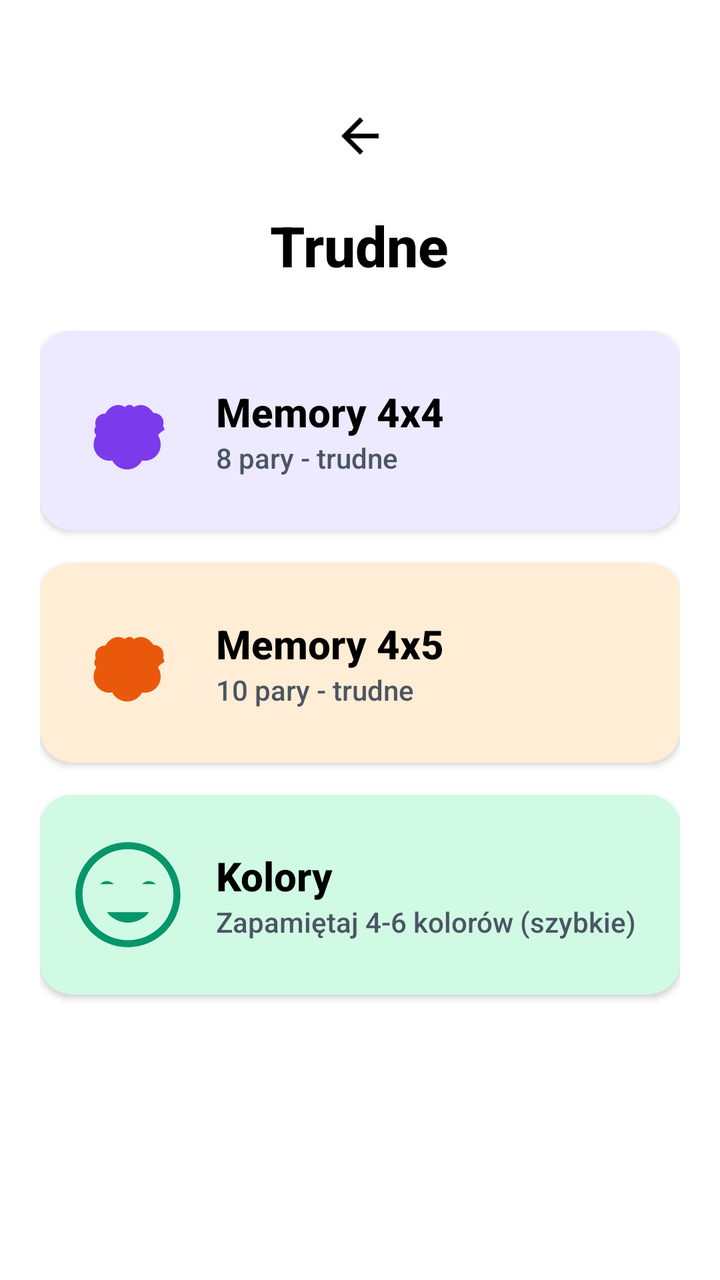
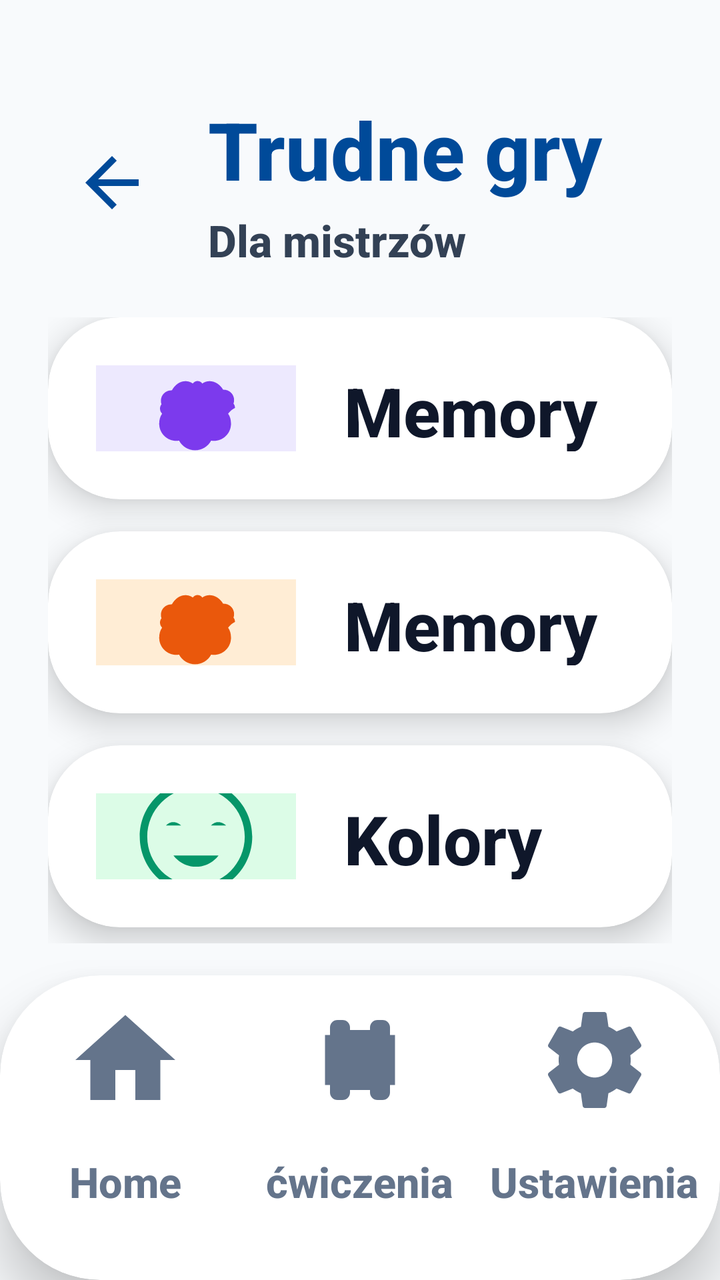

Compare the two renders of this Android layout. The source of the first and the diff that turns it into the second are given below.
<!-- AndroidManifest.xml: application theme Theme.Fitnessapp -->
<!-- res/layout/activity_hard_games.xml -->
<?xml version="1.0" encoding="utf-8"?>
<LinearLayout xmlns:android="http://schemas.android.com/apk/res/android"
    xmlns:app="http://schemas.android.com/apk/res-auto"
    android:layout_width="match_parent"
    android:layout_height="match_parent"
    android:background="@color/white"
    android:orientation="vertical"
    android:padding="20dp">

    
    <LinearLayout
        android:layout_width="match_parent"
        android:layout_height="wrap_content"
        android:gravity="center_horizontal"
        android:orientation="vertical"
        android:layout_marginTop="20dp">

        <ImageView
            android:id="@+id/btn_back"
            android:layout_width="56dp"
            android:layout_height="56dp"
            android:padding="14dp"
            android:src="@drawable/ic_back"
            app:tint="@color/black" />

        <TextView
            android:id="@+id/tv_title"
            android:layout_width="wrap_content"
            android:layout_height="wrap_content"
            android:layout_marginTop="8dp"
            android:text="Trudne"
            android:textColor="@color/black"
            android:textSize="28sp"
            android:textStyle="bold" />
    </LinearLayout>

    
    <LinearLayout
        android:layout_width="match_parent"
        android:layout_height="0dp"
        android:layout_weight="1"
        android:orientation="vertical"
        android:layout_marginTop="24dp"
        android:gravity="center_horizontal">

        
        <androidx.cardview.widget.CardView
            android:id="@+id/card_memory_4x4"
            android:layout_width="match_parent"
            android:layout_height="100dp"
            android:clickable="true"
            android:focusable="true"
            app:cardCornerRadius="16dp"
            app:cardElevation="2dp"
            app:cardBackgroundColor="@color/purple_bg"
            app:strokeColor="@color/purple_border"
            app:strokeWidth="2dp">

            <LinearLayout
                android:layout_width="match_parent"
                android:layout_height="match_parent"
                android:orientation="horizontal"
                android:padding="16dp"
                android:gravity="center_vertical">

                <ImageView
                    android:layout_width="56dp"
                    android:layout_height="56dp"
                    android:src="@drawable/ic_brain"
                    app:tint="@color/purple_icon" />

                <LinearLayout
                    android:layout_width="wrap_content"
                    android:layout_height="wrap_content"
                    android:layout_marginStart="16dp"
                    android:orientation="vertical">

                    <TextView
                        android:layout_width="wrap_content"
                        android:layout_height="wrap_content"
                        android:text="Memory 4x4"
                        android:textColor="@color/black"
                        android:textSize="20sp"
                        android:textStyle="bold" />

                    <TextView
                        android:layout_width="wrap_content"
                        android:layout_height="wrap_content"
                        android:text="8 pary - trudne"
                        android:textColor="@color/gray_text"
                        android:textSize="14sp" />
                </LinearLayout>
            </LinearLayout>
        </androidx.cardview.widget.CardView>

        
        <androidx.cardview.widget.CardView
            android:id="@+id/card_memory_4x5"
            android:layout_width="match_parent"
            android:layout_height="100dp"
            android:layout_marginTop="16dp"
            android:clickable="true"
            android:focusable="true"
            app:cardCornerRadius="16dp"
            app:cardElevation="2dp"
            app:cardBackgroundColor="@color/orange_bg"
            app:strokeColor="@color/orange_border"
            app:strokeWidth="2dp">

            <LinearLayout
                android:layout_width="match_parent"
                android:layout_height="match_parent"
                android:orientation="horizontal"
                android:padding="16dp"
                android:gravity="center_vertical">

                <ImageView
                    android:layout_width="56dp"
                    android:layout_height="56dp"
                    android:src="@drawable/ic_brain"
                    app:tint="@color/orange_icon" />

                <LinearLayout
                    android:layout_width="wrap_content"
                    android:layout_height="wrap_content"
                    android:layout_marginStart="16dp"
                    android:orientation="vertical">

                    <TextView
                        android:layout_width="wrap_content"
                        android:layout_height="wrap_content"
                        android:text="Memory 4x5"
                        android:textColor="@color/black"
                        android:textSize="20sp"
                        android:textStyle="bold" />

                    <TextView
                        android:layout_width="wrap_content"
                        android:layout_height="wrap_content"
                        android:text="10 pary - trudne"
                        android:textColor="@color/gray_text"
                        android:textSize="14sp" />
                </LinearLayout>
            </LinearLayout>
        </androidx.cardview.widget.CardView>

        
        <androidx.cardview.widget.CardView
            android:id="@+id/card_colors_hard"
            android:layout_width="match_parent"
            android:layout_height="100dp"
            android:layout_marginTop="16dp"
            android:clickable="true"
            android:focusable="true"
            app:cardCornerRadius="16dp"
            app:cardElevation="2dp"
            app:cardBackgroundColor="@color/green_bg"
            app:strokeColor="@color/green_border"
            app:strokeWidth="2dp">

            <LinearLayout
                android:layout_width="match_parent"
                android:layout_height="match_parent"
                android:orientation="horizontal"
                android:padding="16dp"
                android:gravity="center_vertical">

                <ImageView
                    android:layout_width="56dp"
                    android:layout_height="56dp"
                    android:src="@drawable/ic_mood_happy"
                    app:tint="@color/green_icon" />

                <LinearLayout
                    android:layout_width="wrap_content"
                    android:layout_height="wrap_content"
                    android:layout_marginStart="16dp"
                    android:orientation="vertical">

                    <TextView
                        android:layout_width="wrap_content"
                        android:layout_height="wrap_content"
                        android:text="Kolory"
                        android:textColor="@color/black"
                        android:textSize="20sp"
                        android:textStyle="bold" />

                    <TextView
                        android:layout_width="wrap_content"
                        android:layout_height="wrap_content"
                        android:text="Zapamiętaj 4-6 kolorów (szybkie)"
                        android:textColor="@color/gray_text"
                        android:textSize="14sp" />
                </LinearLayout>
            </LinearLayout>
        </androidx.cardview.widget.CardView>

    </LinearLayout>

</LinearLayout>
<!-- resources referenced by this layout -->
<resources>
  <color name="black">#FF000000</color>
  <color name="gray_text">#4B5563</color>
  <color name="green_bg">#D1FAE5</color>
  <color name="green_border">#10B981</color>
  <color name="green_icon">#059669</color>
  <color name="orange_bg">#FFEDD5</color>
  <color name="orange_border">#F97316</color>
  <color name="orange_icon">#EA580C</color>
  <color name="purple_bg">#EDE9FE</color>
  <color name="purple_border">#8B5CF6</color>
  <color name="purple_icon">#7C3AED</color>
  <color name="white">#FFFFFFFF</color>
  <!-- drawable ic_back (drawable) -->
  <vector xmlns:android="http://schemas.android.com/apk/res/android"
      android:width="24dp"
      android:height="24dp"
      android:viewportWidth="24"
      android:viewportHeight="24">
      <path
          android:fillColor="#000000"
          android:pathData="M20,11H7.83l5.59,-5.59L12,4l-8,8 8,8 1.41,-1.41L7.83,13H20v-2z"/>
  </vector>
  <!-- drawable ic_mood_happy (drawable) -->
  <vector xmlns:android="http://schemas.android.com/apk/res/android"
      android:width="64dp"
      android:height="64dp"
      android:viewportWidth="64"
      android:viewportHeight="64">
      <path
          android:fillColor="#065F46"
          android:pathData="M32,2C15.43,2 2,15.43 2,32s13.43,30 30,30 30,-13.43 30,-30S48.57,2 32,2zM32,58C17.66,58 6,46.34 6,32S17.66,6 32,6s26,11.66 26,26S46.34,58 32,58z"/>
      <path
          android:fillColor="#065F46"
          android:pathData="M24,26c0,0 -4,-4 -8,0"/>
      <path
          android:fillColor="#065F46"
          android:pathData="M48,26c0,0 -4,-4 -8,0"/>
      <path
          android:fillColor="#065F46"
          android:pathData="M32,48c8,0 12,-6 12,-6H20C20,42 24,48 32,48z"/>
  </vector>
  <style name="Theme.Fitnessapp" parent="Base.Theme.Fitnessapp" />
  <style name="Base.Theme.Fitnessapp" parent="Theme.Material3.DayNight.NoActionBar">
          
          <item name="android:fontFamily">sans-serif-medium</item>
          <item name="android:textAllCaps">false</item>
      </style>
  <!-- unchanged entries left out for length: 1 -->
</resources>

<!-- the commit's change to res/layout/activity_hard_games.xml (unified diff, before → after) -->
@@ -1,94 +1,124 @@
 <?xml version="1.0" encoding="utf-8"?>
-<LinearLayout xmlns:android="http://schemas.android.com/apk/res/android"
+<androidx.constraintlayout.widget.ConstraintLayout xmlns:android="http://schemas.android.com/apk/res/android"
     xmlns:app="http://schemas.android.com/apk/res-auto"
     android:layout_width="match_parent"
     android:layout_height="match_parent"
-    android:background="@color/white"
-    android:orientation="vertical"
-    android:padding="20dp">
+    android:background="#F8FAFC">
 
     
     <LinearLayout
+        android:id="@+id/header_container"
         android:layout_width="match_parent"
         android:layout_height="wrap_content"
-        android:gravity="center_horizontal"
-        android:orientation="vertical"
-        android:layout_marginTop="20dp">
-
-        <ImageView
+        android:orientation="horizontal"
+        android:paddingHorizontal="24dp"
+        android:paddingTop="48dp"
+        android:gravity="center_vertical"
+        app:layout_constraintTop_toTopOf="parent">
+
+        <ImageButton
             android:id="@+id/btn_back"
-            android:layout_width="56dp"
-            android:layout_height="56dp"
-            android:padding="14dp"
+            android:layout_width="64dp"
+            android:layout_height="64dp"
+            android:background="?android:attr/selectableItemBackgroundBorderless"
             android:src="@drawable/ic_back"
-            app:tint="@color/black" />
-
-        <TextView
-            android:id="@+id/tv_title"
-            android:layout_width="wrap_content"
+            app:tint="#004A99"
+            android:scaleType="fitCenter"
+            android:padding="12dp" />
+
+        <LinearLayout
+            android:layout_width="0dp"
             android:layout_height="wrap_content"
-            android:layout_marginTop="8dp"
-            android:text="Trudne"
-            android:textColor="@color/black"
-            android:textSize="28sp"
-            android:textStyle="bold" />
+            android:layout_weight="1"
+            android:orientation="vertical"
+            android:layout_marginStart="16dp">
+
+            <TextView
+                android:id="@+id/tv_title"
+                android:layout_width="match_parent"
+                android:layout_height="wrap_content"
+                android:text="Trudne gry"
+                android:textColor="#004A99"
+                android:textSize="40sp"
+                android:textStyle="bold" />
+
+            <TextView
+                android:layout_width="match_parent"
+                android:layout_height="wrap_content"
+                android:layout_marginTop="4dp"
+                android:text="Dla mistrzów"
+                android:textColor="#334155"
+                android:textSize="22sp"
+                android:textStyle="bold" />
+        </LinearLayout>
     </LinearLayout>
 
     
     <LinearLayout
         android:layout_width="match_parent"
         android:layout_height="0dp"
-        android:layout_weight="1"
         android:orientation="vertical"
-        android:layout_marginTop="24dp"
-        android:gravity="center_horizontal">
+        android:paddingHorizontal="24dp"
+        android:paddingTop="24dp"
+        android:paddingBottom="16dp"
+        app:layout_constraintTop_toBottomOf="@id/header_container"
+        app:layout_constraintBottom_toTopOf="@id/bottom_nav_container">
 
         
         <androidx.cardview.widget.CardView
             android:id="@+id/card_memory_4x4"
             android:layout_width="match_parent"
-            android:layout_height="100dp"
-            android:clickable="true"
-            android:focusable="true"
-            app:cardCornerRadius="16dp"
-            app:cardElevation="2dp"
-            app:cardBackgroundColor="@color/purple_bg"
-            app:strokeColor="@color/purple_border"
-            app:strokeWidth="2dp">
+            android:layout_height="0dp"
+            android:layout_weight="1"
+            android:layout_marginBottom="16dp"
+            app:cardCornerRadius="36dp"
+            app:cardElevation="10dp"
+            android:clickable="true"
+            android:focusable="true"
+            android:foreground="?android:attr/selectableItemBackground">
 
             <LinearLayout
                 android:layout_width="match_parent"
                 android:layout_height="match_parent"
+                android:gravity="center_vertical"
                 android:orientation="horizontal"
-                android:padding="16dp"
-                android:gravity="center_vertical">
-
-                <ImageView
-                    android:layout_width="56dp"
-                    android:layout_height="56dp"
-                    android:src="@drawable/ic_brain"
-                    app:tint="@color/purple_icon" />
+                android:padding="24dp">
+
+                <FrameLayout
+                    android:layout_width="100dp"
+                    android:layout_height="100dp">
+                    <View
+                        android:layout_width="match_parent"
+                        android:layout_height="match_parent"
+                        android:background="@drawable/bg_indicator_active"
+                        android:backgroundTint="#EDE9FE" />
+                    <ImageView
+                        android:layout_width="60dp"
+                        android:layout_height="60dp"
+                        android:layout_gravity="center"
+                        android:src="@drawable/ic_brain"
+                        app:tint="#7C3AED" />
+                </FrameLayout>
 
                 <LinearLayout
-                    android:layout_width="wrap_content"
+                    android:layout_width="match_parent"
                     android:layout_height="wrap_content"
-                    android:layout_marginStart="16dp"
+                    android:layout_marginStart="24dp"
                     android:orientation="vertical">
-
                     <TextView
                         android:layout_width="wrap_content"
                         android:layout_height="wrap_content"
                         android:text="Memory 4x4"
-                        android:textColor="@color/black"
-                        android:textSize="20sp"
-                        android:textStyle="bold" />
-
-                    <TextView
-                        android:layout_width="wrap_content"
-                        android:layout_height="wrap_content"
-                        android:text="8 pary - trudne"
-                        android:textColor="@color/gray_text"
-                        android:textSize="14sp" />
+                        android:textColor="#0F172A"
+                        android:textSize="34sp"
+                        android:textStyle="bold" />
+                    <TextView
+                        android:layout_width="wrap_content"
+                        android:layout_height="wrap_content"
+                        android:text="8 par - wysoka trudność"
+                        android:textColor="#64748B"
+                        android:textSize="22sp"
+                        android:textStyle="bold" />
                 </LinearLayout>
             </LinearLayout>
         </androidx.cardview.widget.CardView>
@@ -97,49 +127,57 @@
         <androidx.cardview.widget.CardView
             android:id="@+id/card_memory_4x5"
             android:layout_width="match_parent"
-            android:layout_height="100dp"
-            android:layout_marginTop="16dp"
-            android:clickable="true"
-            android:focusable="true"
-            app:cardCornerRadius="16dp"
-            app:cardElevation="2dp"
-            app:cardBackgroundColor="@color/orange_bg"
-            app:strokeColor="@color/orange_border"
-            app:strokeWidth="2dp">
+            android:layout_height="0dp"
+            android:layout_weight="1"
+            android:layout_marginBottom="16dp"
+            app:cardCornerRadius="36dp"
+            app:cardElevation="10dp"
+            android:clickable="true"
+            android:focusable="true"
+            android:foreground="?android:attr/selectableItemBackground">
 
             <LinearLayout
                 android:layout_width="match_parent"
                 android:layout_height="match_parent"
+                android:gravity="center_vertical"
                 android:orientation="horizontal"
-                android:padding="16dp"
-                android:gravity="center_vertical">
-
-                <ImageView
-                    android:layout_width="56dp"
-                    android:layout_height="56dp"
-                    android:src="@drawable/ic_brain"
-                    app:tint="@color/orange_icon" />
+                android:padding="24dp">
+
+                <FrameLayout
+                    android:layout_width="100dp"
+                    android:layout_height="100dp">
+                    <View
+                        android:layout_width="match_parent"
+                        android:layout_height="match_parent"
+                        android:background="@drawable/bg_indicator_active"
+                        android:backgroundTint="#FFEDD5" />
+                    <ImageView
+                        android:layout_width="60dp"
+                        android:layout_height="60dp"
+                        android:layout_gravity="center"
+                        android:src="@drawable/ic_brain"
+                        app:tint="#EA580C" />
+                </FrameLayout>
 
                 <LinearLayout
-                    android:layout_width="wrap_content"
+                    android:layout_width="match_parent"
                     android:layout_height="wrap_content"
-                    android:layout_marginStart="16dp"
+                    android:layout_marginStart="24dp"
                     android:orientation="vertical">
-
                     <TextView
                         android:layout_width="wrap_content"
                         android:layout_height="wrap_content"
                         android:text="Memory 4x5"
-                        android:textColor="@color/black"
-                        android:textSize="20sp"
-                        android:textStyle="bold" />
-
-                    <TextView
-                        android:layout_width="wrap_content"
-                        android:layout_height="wrap_content"
-                        android:text="10 pary - trudne"
-                        android:textColor="@color/gray_text"
-                        android:textSize="14sp" />
+                        android:textColor="#0F172A"
+                        android:textSize="34sp"
+                        android:textStyle="bold" />
+                    <TextView
+                        android:layout_width="wrap_content"
+                        android:layout_height="wrap_content"
+                        android:text="10 par - najwyższa trudność"
+                        android:textColor="#64748B"
+                        android:textSize="22sp"
+                        android:textStyle="bold" />
                 </LinearLayout>
             </LinearLayout>
         </androidx.cardview.widget.CardView>
@@ -148,53 +186,209 @@
         <androidx.cardview.widget.CardView
             android:id="@+id/card_colors_hard"
             android:layout_width="match_parent"
-            android:layout_height="100dp"
-            android:layout_marginTop="16dp"
-            android:clickable="true"
-            android:focusable="true"
-            app:cardCornerRadius="16dp"
-            app:cardElevation="2dp"
-            app:cardBackgroundColor="@color/green_bg"
-            app:strokeColor="@color/green_border"
-            app:strokeWidth="2dp">
+            android:layout_height="0dp"
+            android:layout_weight="1"
+            android:layout_marginBottom="8dp"
+            app:cardCornerRadius="36dp"
+            app:cardElevation="10dp"
+            android:clickable="true"
+            android:focusable="true"
+            android:foreground="?android:attr/selectableItemBackground">
 
             <LinearLayout
                 android:layout_width="match_parent"
                 android:layout_height="match_parent"
+                android:gravity="center_vertical"
                 android:orientation="horizontal"
-                android:padding="16dp"
-                android:gravity="center_vertical">
-
-                <ImageView
-                    android:layout_width="56dp"
-                    android:layout_height="56dp"
-                    android:src="@drawable/ic_mood_happy"
-                    app:tint="@color/green_icon" />
+                android:padding="24dp">
+
+                <FrameLayout
+                    android:layout_width="100dp"
+                    android:layout_height="100dp">
+                    <View
+                        android:layout_width="match_parent"
+                        android:layout_height="match_parent"
+                        android:background="@drawable/bg_indicator_active"
+                        android:backgroundTint="#DCFCE7" />
+                    <ImageView
+                        android:layout_width="60dp"
+                        android:layout_height="60dp"
+                        android:layout_gravity="center"
+                        android:src="@drawable/ic_mood_happy"
+                        app:tint="#059669" />
+                </FrameLayout>
 
                 <LinearLayout
-                    android:layout_width="wrap_content"
+                    android:layout_width="match_parent"
                     android:layout_height="wrap_content"
-                    android:layout_marginStart="16dp"
+                    android:layout_marginStart="24dp"
                     android:orientation="vertical">
-
                     <TextView
                         android:layout_width="wrap_content"
                         android:layout_height="wrap_content"
                         android:text="Kolory"
-                        android:textColor="@color/black"
-                        android:textSize="20sp"
-                        android:textStyle="bold" />
-
-                    <TextView
-                        android:layout_width="wrap_content"
-                        android:layout_height="wrap_content"
-                        android:text="Zapamiętaj 4-6 kolorów (szybkie)"
-                        android:textColor="@color/gray_text"
-                        android:textSize="14sp" />
+                        android:textColor="#0F172A"
+                        android:textSize="34sp"
+                        android:textStyle="bold" />
+                    <TextView
+                        android:layout_width="wrap_content"
+                        android:layout_height="wrap_content"
+                        android:text="Mistrzowski poziom"
+                        android:textColor="#64748B"
+                        android:textSize="22sp"
+                        android:textStyle="bold" />
                 </LinearLayout>
             </LinearLayout>
         </androidx.cardview.widget.CardView>
 
     </LinearLayout>
 
-</LinearLayout>
+    <include
+        android:id="@+id/bottom_nav_container"
+        layout="@layout/layout_bottom_nav"
+        android:layout_width="match_parent"
+        android:layout_height="wrap_content"
+        app:layout_constraintBottom_toBottomOf="parent" />
+
+</androidx.constraintlayout.widget.ConstraintLayout>
+<!-- res/layout/layout_bottom_nav.xml (included above) -->
+<?xml version="1.0" encoding="utf-8"?>
+<androidx.cardview.widget.CardView xmlns:android="http://schemas.android.com/apk/res/android"
+    xmlns:app="http://schemas.android.com/apk/res-auto"
+    android:id="@+id/bottom_nav_container"
+    android:layout_width="match_parent"
+    android:layout_height="210dp"
+    app:cardCornerRadius="50dp"
+    app:cardElevation="16dp"
+    android:layout_marginBottom="-35dp">
+
+    <LinearLayout
+        android:layout_width="match_parent"
+        android:layout_height="match_parent"
+        android:orientation="horizontal"
+        android:paddingBottom="35dp"
+        android:paddingHorizontal="4dp"
+        android:gravity="bottom">
+
+        
+        <LinearLayout
+            android:id="@+id/nav_home"
+            android:layout_width="0dp"
+            android:layout_height="match_parent"
+            android:layout_weight="1"
+            android:gravity="center"
+            android:orientation="vertical"
+            android:clickable="true"
+            android:focusable="true"
+            android:background="?android:attr/selectableItemBackground">
+
+            <androidx.cardview.widget.CardView
+                android:id="@+id/nav_home_indicator"
+                android:layout_width="120dp"
+                android:layout_height="85dp"
+                app:cardCornerRadius="30dp"
+                app:cardElevation="0dp"
+                app:cardBackgroundColor="@android:color/transparent">
+                <ImageView
+                    android:id="@+id/nav_home_icon"
+                    android:layout_width="60dp"
+                    android:layout_height="60dp"
+                    android:layout_gravity="center"
+                    android:src="@drawable/ic_home"
+                    app:tint="#64748B" />
+            </androidx.cardview.widget.CardView>
+            <TextView
+                android:id="@+id/nav_home_text"
+                android:layout_width="wrap_content"
+                android:layout_height="wrap_content"
+                android:text="Home"
+                android:textColor="#64748B"
+                android:textStyle="bold"
+                android:textSize="21sp"
+                android:maxLines="1"
+                android:ellipsize="none"
+                android:layout_marginTop="4dp" />
+        </LinearLayout>
+
+        
+        <LinearLayout
+            android:id="@+id/nav_plan"
+            android:layout_width="0dp"
+            android:layout_height="match_parent"
+            android:layout_weight="1"
+            android:gravity="center"
+            android:orientation="vertical"
+            android:clickable="true"
+            android:focusable="true"
+            android:background="?android:attr/selectableItemBackground">
+
+            <androidx.cardview.widget.CardView
+                android:id="@+id/nav_plan_indicator"
+                android:layout_width="120dp"
+                android:layout_height="85dp"
+                app:cardCornerRadius="30dp"
+                app:cardElevation="0dp"
+                app:cardBackgroundColor="@android:color/transparent">
+                <ImageView
+                    android:id="@+id/nav_plan_icon"
+                    android:layout_width="60dp"
+                    android:layout_height="60dp"
+                    android:layout_gravity="center"
+                    android:src="@drawable/ic_dumbbell"
+                    app:tint="#64748B" />
+            </androidx.cardview.widget.CardView>
+            <TextView
+                android:id="@+id/nav_plan_text"
+                android:layout_width="wrap_content"
+                android:layout_height="wrap_content"
+                android:text="ćwiczenia"
+                android:textColor="#64748B"
+                android:textStyle="bold"
+                android:textSize="21sp"
+                android:maxLines="1"
+                android:ellipsize="none"
+                android:layout_marginTop="4dp" />
+        </LinearLayout>
+
+        
+        <LinearLayout
+            android:id="@+id/nav_settings"
+            android:layout_width="0dp"
+            android:layout_height="match_parent"
+            android:layout_weight="1"
+            android:gravity="center"
+            android:orientation="vertical"
+            android:clickable="true"
+            android:focusable="true"
+            android:background="?android:attr/selectableItemBackground">
+
+            <androidx.cardview.widget.CardView
+                android:id="@+id/nav_settings_indicator"
+                android:layout_width="120dp"
+                android:layout_height="85dp"
+                app:cardCornerRadius="30dp"
+                app:cardElevation="0dp"
+                app:cardBackgroundColor="@android:color/transparent">
+                <ImageView
+                    android:id="@+id/nav_settings_icon"
+                    android:layout_width="60dp"
+                    android:layout_height="60dp"
+                    android:layout_gravity="center"
+                    android:src="@drawable/ic_settings"
+                    app:tint="#64748B" />
+            </androidx.cardview.widget.CardView>
+            <TextView
+                android:id="@+id/nav_settings_text"
+                android:layout_width="wrap_content"
+                android:layout_height="wrap_content"
+                android:text="Ustawienia"
+                android:textColor="#64748B"
+                android:textStyle="bold"
+                android:textSize="21sp"
+                android:maxLines="1"
+                android:ellipsize="none"
+                android:layout_marginTop="4dp" />
+        </LinearLayout>
+
+    </LinearLayout>
+</androidx.cardview.widget.CardView>
<!-- resource entries referenced after the edit -->
@@ -1,17 +1,12 @@
 <!-- resources referenced by this layout -->
 <resources>
-  <color name="black">#FF000000</color>
-  <color name="gray_text">#4B5563</color>
-  <color name="green_bg">#D1FAE5</color>
-  <color name="green_border">#10B981</color>
-  <color name="green_icon">#059669</color>
-  <color name="orange_bg">#FFEDD5</color>
-  <color name="orange_border">#F97316</color>
-  <color name="orange_icon">#EA580C</color>
-  <color name="purple_bg">#EDE9FE</color>
-  <color name="purple_border">#8B5CF6</color>
-  <color name="purple_icon">#7C3AED</color>
-  <color name="white">#FFFFFFFF</color>
+  <!-- drawable bg_indicator_active (drawable) -->
+  <?xml version="1.0" encoding="utf-8"?>
+  <shape xmlns:android="http://schemas.android.com/apk/res/android"
+      android:shape="rectangle">
+      <solid android:color="@color/blue_primary" />
+      <corners android:radius="4dp" />
+  </shape>
   <!-- drawable ic_back (drawable) -->
   <vector xmlns:android="http://schemas.android.com/apk/res/android"
       android:width="24dp"
@@ -21,6 +16,26 @@
       <path
           android:fillColor="#000000"
           android:pathData="M20,11H7.83l5.59,-5.59L12,4l-8,8 8,8 1.41,-1.41L7.83,13H20v-2z"/>
+  </vector>
+  <!-- drawable ic_dumbbell (drawable) -->
+  <vector xmlns:android="http://schemas.android.com/apk/res/android"
+      android:width="24dp"
+      android:height="24dp"
+      android:viewportWidth="24"
+      android:viewportHeight="24">
+      <path
+          android:fillColor="#000000"
+          android:pathData="M18,18.5V17H19V7H18V5.5A1.5,1.5 0,0 0,16.5 4H15.5A1.5,1.5 0,0 0,14 5.5V6H10V5.5A1.5,1.5 0,0 0,8.5 4H7.5A1.5,1.5 0,0 0,6 5.5V7H5V17H6V18.5A1.5,1.5 0,0 0,7.5 20H8.5A1.5,1.5 0,0 0,10 18.5V18H14V18.5A1.5,1.5 0,0 0,15.5 20H16.5A1.5,1.5 0,0 0,18 18.5Z"/>
+  </vector>
+  <!-- drawable ic_home (drawable) -->
+  <vector xmlns:android="http://schemas.android.com/apk/res/android"
+      android:width="24dp"
+      android:height="24dp"
+      android:viewportWidth="24"
+      android:viewportHeight="24">
+      <path
+          android:fillColor="#FF000000"
+          android:pathData="M10,20V14H14V20H19V12H22L12,3L2,12H5V20H10Z" />
   </vector>
   <!-- drawable ic_mood_happy (drawable) -->
   <vector xmlns:android="http://schemas.android.com/apk/res/android"
@@ -41,7 +56,18 @@
           android:fillColor="#065F46"
           android:pathData="M32,48c8,0 12,-6 12,-6H20C20,42 24,48 32,48z"/>
   </vector>
+  <!-- drawable ic_settings (drawable) -->
+  <vector xmlns:android="http://schemas.android.com/apk/res/android"
+      android:width="24dp"
+      android:height="24dp"
+      android:viewportWidth="24"
+      android:viewportHeight="24">
+      <path
+          android:fillColor="@android:color/white"
+          android:pathData="M19.14,12.94c0.04,-0.3 0.06,-0.61 0.06,-0.94c0,-0.32 -0.02,-0.64 -0.07,-0.94l2.03,-1.58c0.18,-0.14 0.23,-0.41 0.12,-0.61l-1.92,-3.32c-0.12,-0.22 -0.37,-0.29 -0.59,-0.22l-2.39,0.96c-0.5,-0.38 -1.03,-0.7 -1.62,-0.94L14.4,2.81c-0.04,-0.24 -0.24,-0.41 -0.48,-0.41h-3.84c-0.24,0 -0.43,0.17 -0.47,0.41L9.25,5.35C8.66,5.59 8.13,5.91 7.63,6.29L5.24,5.33c-0.22,-0.08 -0.47,0 -0.59,0.22L2.74,8.87C2.62,9.08 2.66,9.34 2.84,9.48l2.03,1.58C4.82,11.36 4.8,11.68 4.8,12c0,0.32 0.02,0.64 0.07,0.94l-2.03,1.58c-0.18,0.14 -0.23,0.41 -0.12,0.61l1.92,3.32c0.12,0.22 0.37,0.29 0.59,0.22l2.39,-0.96c0.5,0.38 1.03,0.7 1.62,0.94l0.36,2.54c0.05,0.24 0.24,0.41 0.48,0.41h3.84c0.24,0 0.44,-0.17 0.47,-0.41l0.36,-2.54c0.59,-0.24 1.13,-0.56 1.62,-0.94l2.39,0.96c0.22,0.08 0.47,0 0.59,-0.22l1.92,-3.32c0.12,-0.22 0.07,-0.47 -0.12,-0.61l-2.01,-1.58zM12,15.5c-1.93,0 -3.5,-1.57 -3.5,-3.5s1.57,-3.5 3.5,-3.5s3.5,1.57 3.5,3.5s-1.57,3.5 -3.5,3.5z"/>
+  </vector>
   <style name="Theme.Fitnessapp" parent="Base.Theme.Fitnessapp" />
+  <color name="blue_primary">#2563EB</color>
   <style name="Base.Theme.Fitnessapp" parent="Theme.Material3.DayNight.NoActionBar">
           
           <item name="android:fontFamily">sans-serif-medium</item>
